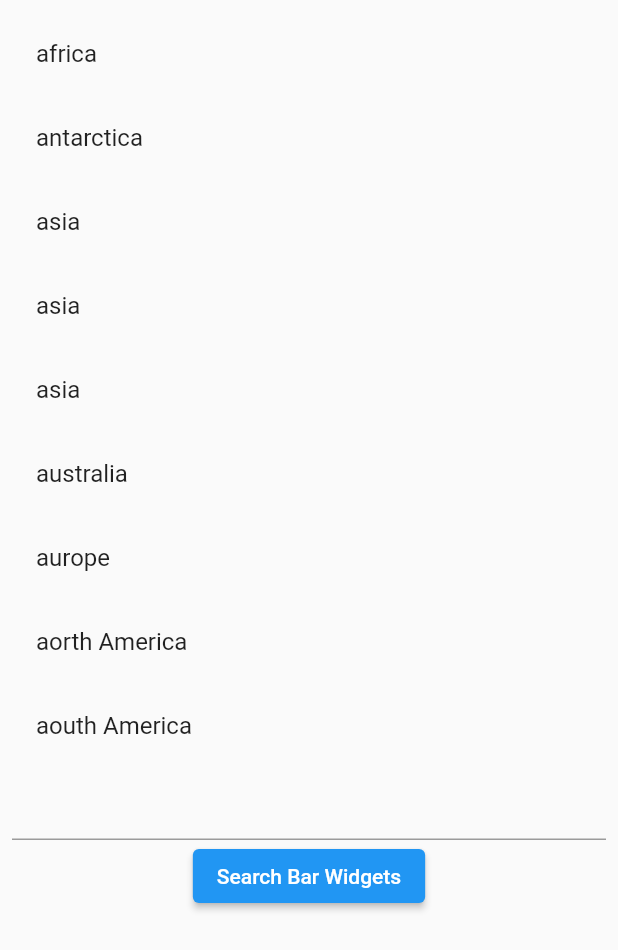
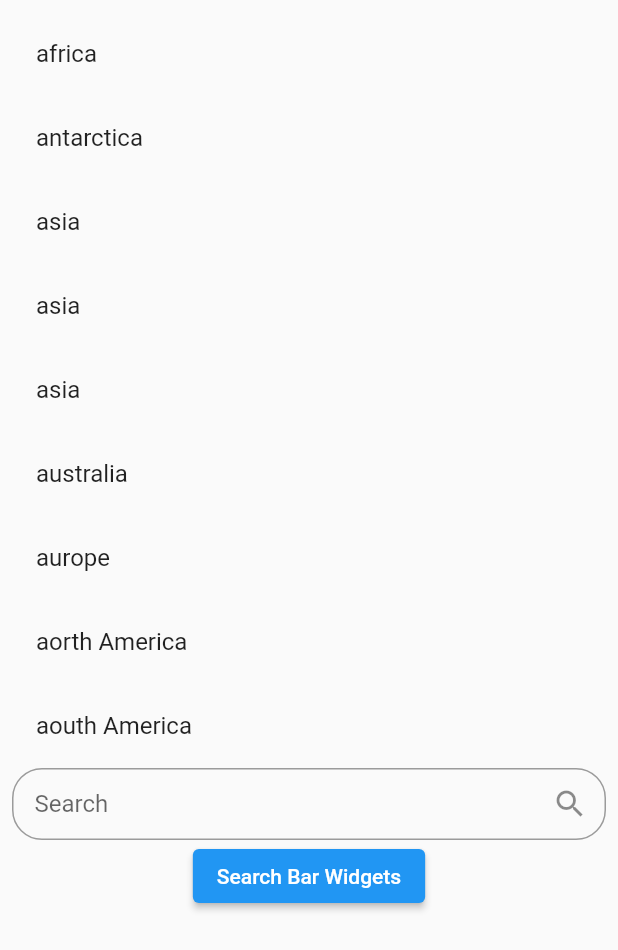
Before and after one commit to KhilanVitthani/custom_autocomplete_textfield, a Flutter app: the screen it shows after launch, on a phone screen of 412 x 824 dp. Shown: the top 950 px of the screen. Run offline on Flutter 3.47's test engine with Material 2 defaults, Android fonts, the phone set to English and light mode, and no system bars.

Commit message:
initial commit

```diff
--- a/lib/main.dart
+++ b/lib/main.dart
@@ -88,8 +88,19 @@ class _AutoCompleteTextFieldState extends State<AutoCompleteTextField> {
                     : SizedBox(),
 
                 TextField(
-                  controller: serchController,
-                  onChanged: (val) => _runFilter(val),
+                  // controller: userController,
+                  onChanged: (value) => _runFilter(value),
+                  decoration: InputDecoration(
+                    contentPadding: const EdgeInsets.symmetric(
+                        vertical: 10.0, horizontal: 15),
+                    hintText: "Search",
+                    suffixIcon: const Icon(Icons.search),
+                    // prefix: Icon(Icons.search),
+                    border: OutlineInputBorder(
+                      borderRadius: BorderRadius.circular(20.0),
+                      borderSide: const BorderSide(),
+                    ),
+                  ),
                 ),
                 ElevatedButton(
                   onPressed: () {
```
